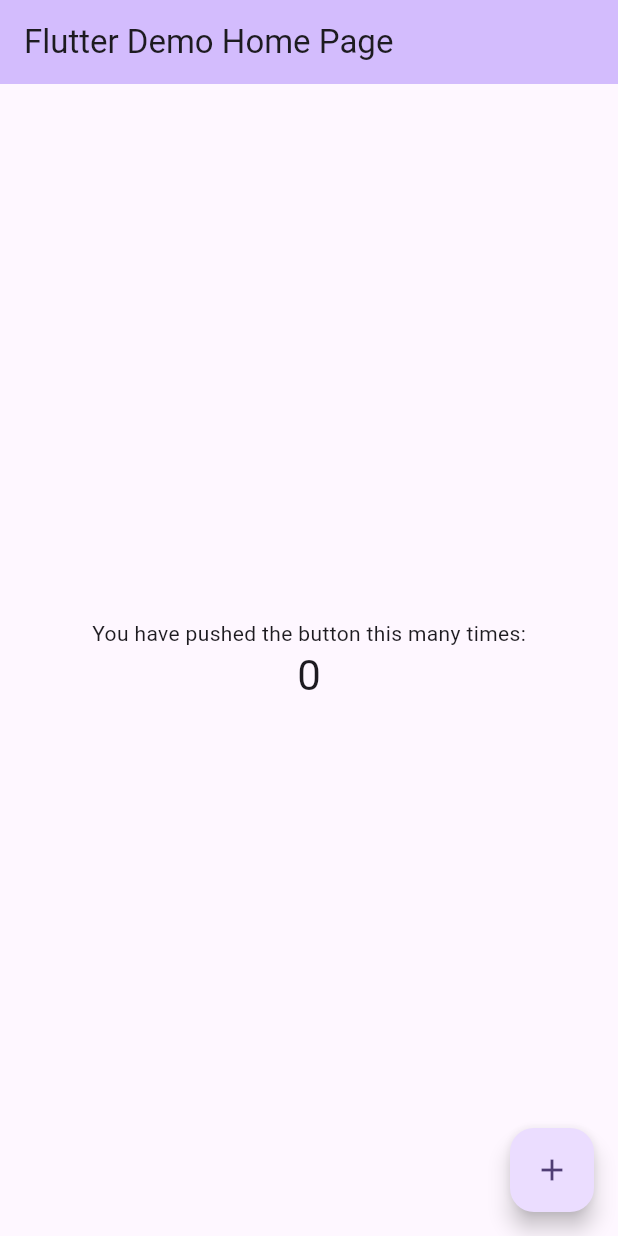
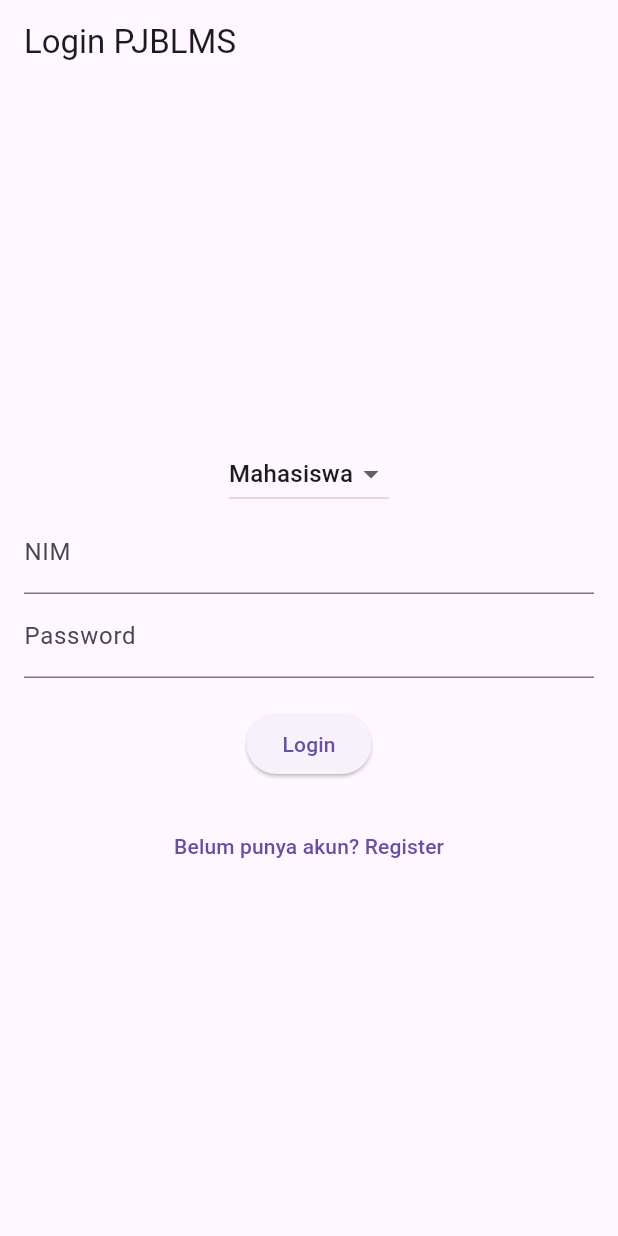
Before and after one commit to alchemista27/pjblms_flutter, a Flutter app: the screen it shows after launch, on a phone screen of 412 x 824 dp. Run offline on Flutter 3.47's test engine with Material 3 defaults, Android fonts, the light colour scheme and no system bars.

Commit message:
Membuat file pages

```diff
--- a/lib/main.dart
+++ b/lib/main.dart
@@ -1,122 +1,26 @@
 import 'package:flutter/material.dart';
+import 'pages/login_page.dart';
+import 'pages/register_page.dart';
+import 'pages/home_page.dart';
 
 void main() {
-  runApp(const MyApp());
+  runApp(const PJBLMSApp());
 }
 
-class MyApp extends StatelessWidget {
-  const MyApp({super.key});
+class PJBLMSApp extends StatelessWidget {
+  const PJBLMSApp({super.key});
 
-  // This widget is the root of your application.
   @override
   Widget build(BuildContext context) {
     return MaterialApp(
-      title: 'Flutter Demo',
-      theme: ThemeData(
-        // This is the theme of your application.
-        //
-        // TRY THIS: Try running your application with "flutter run". You'll see
-        // the application has a purple toolbar. Then, without quitting the app,
-        // try changing the seedColor in the colorScheme below to Colors.green
-        // and then invoke "hot reload" (save your changes or press the "hot
-        // reload" button in a Flutter-supported IDE, or press "r" if you used
-        // the command line to start the app).
-        //
-        // Notice that the counter didn't reset back to zero; the application
-        // state is not lost during the reload. To reset the state, use hot
-        // restart instead.
-        //
-        // This works for code too, not just values: Most code changes can be
-        // tested with just a hot reload.
-        colorScheme: ColorScheme.fromSeed(seedColor: Colors.deepPurple),
-      ),
-      home: const MyHomePage(title: 'Flutter Demo Home Page'),
+      title: 'PJBLMS',
+      theme: ThemeData(primarySwatch: Colors.blue),
+      initialRoute: '/login',
+      routes: {
+        '/login': (context) => const LoginPage(),
+        '/register': (context) => const RegisterPage(),
+        '/home': (context) => const HomePage(),
+      },
     );
   }
 }
-
-class MyHomePage extends StatefulWidget {
-  const MyHomePage({super.key, required this.title});
-
-  // This widget is the home page of your application. It is stateful, meaning
-  // that it has a State object (defined below) that contains fields that affect
-  // how it looks.
-
-  // This class is the configuration for the state. It holds the values (in this
-  // case the title) provided by the parent (in this case the App widget) and
-  // used by the build method of the State. Fields in a Widget subclass are
-  // always marked "final".
-
-  final String title;
-
-  @override
-  State<MyHomePage> createState() => _MyHomePageState();
-}
-
-class _MyHomePageState extends State<MyHomePage> {
-  int _counter = 0;
-
-  void _incrementCounter() {
-    setState(() {
-      // This call to setState tells the Flutter framework that something has
-      // changed in this State, which causes it to rerun the build method below
-      // so that the display can reflect the updated values. If we changed
-      // _counter without calling setState(), then the build method would not be
-      // called again, and so nothing would appear to happen.
-      _counter++;
-    });
-  }
-
-  @override
-  Widget build(BuildContext context) {
-    // This method is rerun every time setState is called, for instance as done
-    // by the _incrementCounter method above.
-    //
-    // The Flutter framework has been optimized to make rerunning build methods
-    // fast, so that you can just rebuild anything that needs updating rather
-    // than having to individually change instances of widgets.
-    return Scaffold(
-      appBar: AppBar(
-        // TRY THIS: Try changing the color here to a specific color (to
-        // Colors.amber, perhaps?) and trigger a hot reload to see the AppBar
-        // change color while the other colors stay the same.
-        backgroundColor: Theme.of(context).colorScheme.inversePrimary,
-        // Here we take the value from the MyHomePage object that was created by
-        // the App.build method, and use it to set our appbar title.
-        title: Text(widget.title),
-      ),
-      body: Center(
-        // Center is a layout widget. It takes a single child and positions it
-        // in the middle of the parent.
-        child: Column(
-          // Column is also a layout widget. It takes a list of children and
-          // arranges them vertically. By default, it sizes itself to fit its
-          // children horizontally, and tries to be as tall as its parent.
-          //
-          // Column has various properties to control how it sizes itself and
-          // how it positions its children. Here we use mainAxisAlignment to
-          // center the children vertically; the main axis here is the vertical
-          // axis because Columns are vertical (the cross axis would be
-          // horizontal).
-          //
-          // TRY THIS: Invoke "debug painting" (choose the "Toggle Debug Paint"
-          // action in the IDE, or press "p" in the console), to see the
-          // wireframe for each widget.
-          mainAxisAlignment: MainAxisAlignment.center,
-          children: <Widget>[
-            const Text('You have pushed the button this many times:'),
-            Text(
-              '$_counter',
-              style: Theme.of(context).textTheme.headlineMedium,
-            ),
-          ],
-        ),
-      ),
-      floatingActionButton: FloatingActionButton(
-        onPressed: _incrementCounter,
-        tooltip: 'Increment',
-        child: const Icon(Icons.add),
-      ), // This trailing comma makes auto-formatting nicer for build methods.
-    );
-  }
-}
--- /dev/null
+++ b/lib/pages/login_page.dart
@@ -0,0 +1,80 @@
+import 'package:flutter/material.dart';
+
+class LoginPage extends StatefulWidget {
+  const LoginPage({super.key});
+
+  @override
+  State<LoginPage> createState() => _LoginPageState();
+}
+
+class _LoginPageState extends State<LoginPage> {
+  final TextEditingController idController = TextEditingController();
+  final TextEditingController passwordController = TextEditingController();
+
+  String role = "mahasiswa"; // default role
+
+  void _login() {
+    String id = idController.text.trim();
+    String password = passwordController.text.trim();
+
+    if (id.isEmpty || password.isEmpty) {
+      ScaffoldMessenger.of(
+        context,
+      ).showSnackBar(const SnackBar(content: Text("Mohon isi semua field")));
+      return;
+    }
+
+    // Dummy login
+    Navigator.pushReplacementNamed(context, '/home', arguments: role);
+  }
+
+  @override
+  Widget build(BuildContext context) {
+    return Scaffold(
+      appBar: AppBar(title: const Text("Login PJBLMS")),
+      body: Padding(
+        padding: const EdgeInsets.all(16.0),
+        child: Column(
+          mainAxisAlignment: MainAxisAlignment.center,
+          children: [
+            DropdownButton<String>(
+              value: role,
+              onChanged: (value) {
+                setState(() {
+                  role = value!;
+                });
+              },
+              items: const [
+                DropdownMenuItem(value: "admin", child: Text("Admin")),
+                DropdownMenuItem(value: "dosen", child: Text("Dosen")),
+                DropdownMenuItem(value: "mahasiswa", child: Text("Mahasiswa")),
+              ],
+            ),
+            TextField(
+              controller: idController,
+              decoration: InputDecoration(
+                labelText: role == "mahasiswa"
+                    ? "NIM"
+                    : role == "dosen"
+                    ? "NIDN"
+                    : "Username Admin",
+              ),
+            ),
+            TextField(
+              controller: passwordController,
+              obscureText: true,
+              decoration: const InputDecoration(labelText: "Password"),
+            ),
+            const SizedBox(height: 20),
+            ElevatedButton(onPressed: _login, child: const Text("Login")),
+            const SizedBox(height: 20),
+            TextButton(
+              onPressed: () => Navigator.pushNamed(context, '/register'),
+              child: const Text("Belum punya akun? Register"),
+            ),
+          ],
+        ),
+      ),
+    );
+  }
+}
```
Also changed, not shown: lib/pages/home_page.dart (added, +21 -0 lines), lib/pages/register_page.dart (added, +79 -0 lines).
